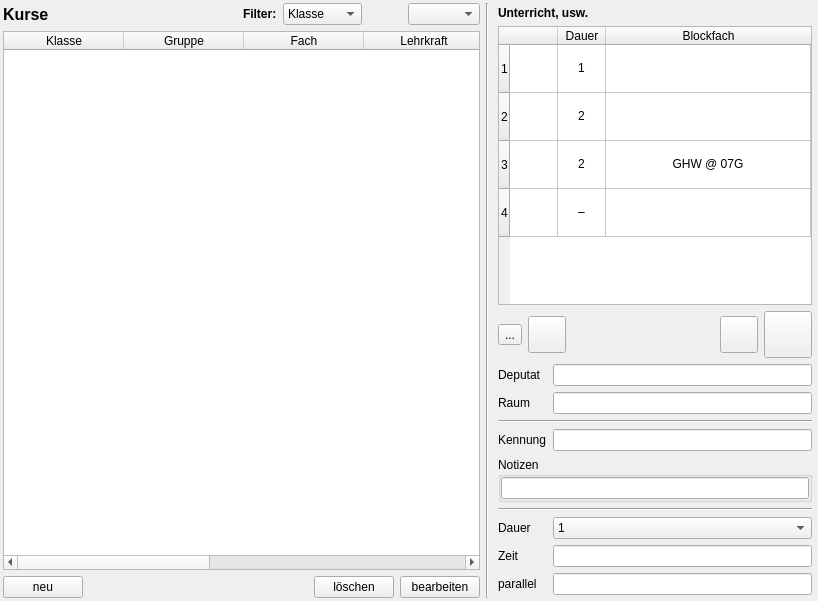
Old version of the form wz-data/ui/course_editor.ui in the repository gradgrind/WZ3.
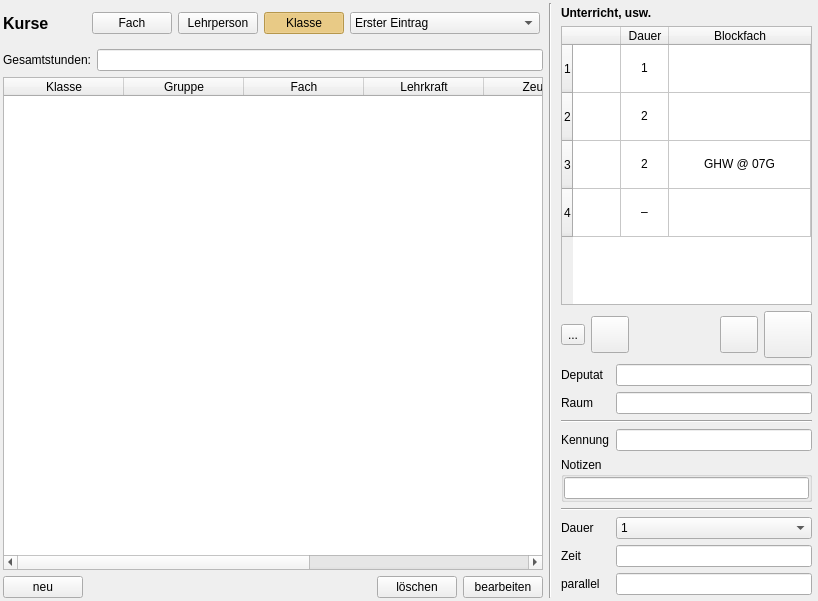
New version of the form. Icons and pictures are not drawn.

Commit message: Replace old course editor

Patch:
```diff
--- a/wz-data/ui/course_editor.ui
+++ b/wz-data/ui/course_editor.ui
@@ -38,7 +38,7 @@
    <item>
     <layout class="QVBoxLayout" name="verticalLayout_2">
      <item>
-      <layout class="QHBoxLayout" name="horizontalLayout" stretch="0,2,0,0,0,0">
+      <layout class="QHBoxLayout" name="horizontalLayout" stretch="0,1,0">
        <item>
         <widget class="QLabel" name="label">
          <property name="font">
@@ -59,58 +59,121 @@
          </property>
          <property name="sizeHint" stdset="0">
           <size>
-           <width>20</width>
+           <width>40</width>
            <height>20</height>
           </size>
          </property>
         </spacer>
        </item>
+       <item>
+        <widget class="QFrame" name="frame">
+         <property name="minimumSize">
+          <size>
+           <width>0</width>
+           <height>40</height>
+          </size>
+         </property>
+         <property name="toolTip">
+          <string>&lt;html&gt;&lt;head/&gt;&lt;body&gt;&lt;p&gt;Die Kurse können für eine Klasse, eine Person oder ein Fach betrachtet werden.&lt;/p&gt;&lt;p&gt;Klicke auf die entsprechende Schaltfläche, dann ist die weitere Wahl im Aufklappmenü möglich.&lt;/p&gt;&lt;p&gt;&lt;br/&gt;&lt;/p&gt;&lt;/body&gt;&lt;/html&gt;</string>
+         </property>
+         <property name="styleSheet">
+          <string notr="true">QPushButton:checked {background-color: #ffd36b;}</string>
+         </property>
+         <property name="frameShadow">
+          <enum>QFrame::Raised</enum>
+         </property>
+         <layout class="QHBoxLayout" name="horizontalLayout_4">
+          <property name="leftMargin">
+           <number>3</number>
+          </property>
+          <property name="topMargin">
+           <number>3</number>
+          </property>
+          <property name="rightMargin">
+           <number>3</number>
+          </property>
+          <property name="bottomMargin">
+           <number>3</number>
+          </property>
+          <item>
+           <widget class="QPushButton" name="pb_SUBJECT">
+            <property name="text">
+             <string>Fach</string>
+            </property>
+            <property name="checkable">
+             <bool>true</bool>
+            </property>
+            <attribute name="buttonGroup">
+             <string notr="true">buttonGroup</string>
+            </attribute>
+           </widget>
+          </item>
+          <item>
+           <widget class="QPushButton" name="pb_TEACHER">
+            <property name="text">
+             <string>Lehrperson</string>
+            </property>
+            <property name="checkable">
+             <bool>true</bool>
+            </property>
+            <attribute name="buttonGroup">
+             <string notr="true">buttonGroup</string>
+            </attribute>
+           </widget>
+          </item>
+          <item>
+           <widget class="QPushButton" name="pb_CLASS">
+            <property name="text">
+             <string>Klasse</string>
+            </property>
+            <property name="checkable">
+             <bool>true</bool>
+            </property>
+            <property name="checked">
+             <bool>true</bool>
+            </property>
+            <attribute name="buttonGroup">
+             <string notr="true">buttonGroup</string>
+            </attribute>
+           </widget>
+          </item>
+          <item>
+           <widget class="QComboBox" name="combo_class">
+            <property name="sizeAdjustPolicy">
+             <enum>QComboBox::AdjustToContents</enum>
+            </property>
+            <item>
+             <property name="text">
+              <string>Erster Eintrag</string>
+             </property>
+            </item>
+            <item>
+             <property name="text">
+              <string>Ein sehr ausführlicher Eintrag</string>
+             </property>
+            </item>
+           </widget>
+          </item>
+         </layout>
+        </widget>
+       </item>
+      </layout>
+     </item>
+     <item>
+      <layout class="QHBoxLayout" name="horizontalLayout_6">
        <item>
         <widget class="QLabel" name="label_2">
-         <property name="font">
-          <font>
-           <bold>true</bold>
-          </font>
-         </property>
          <property name="text">
-          <string>Filter:</string>
+          <string>Gesamtstunden:</string>
          </property>
         </widget>
        </item>
        <item>
-        <widget class="QComboBox" name="combo_filter">
-         <item>
-          <property name="text">
-           <string>Klasse</string>
-          </property>
-         </item>
-         <item>
-          <property name="text">
-           <string>Lehrkraft</string>
-          </property>
-         </item>
-         <item>
-          <property name="text">
-           <string>Fach</string>
-          </property>
-         </item>
-        </widget>
-       </item>
-       <item>
-        <spacer name="horizontalSpacer_2">
-         <property name="orientation">
-          <enum>Qt::Horizontal</enum>
+        <widget class="QLineEdit" name="total">
+         <property name="readOnly">
+          <bool>true</bool>
          </property>
-         <property name="sizeHint" stdset="0">
-          <size>
-           <width>40</width>
-           <height>20</height>
-          </size>
-         </property>
-        </spacer>
-       </item>
-       <item>
-        <widget class="QComboBox" name="combo_class"/>
+        </widget>
        </item>
       </layout>
      </item>
```
Left out of the diff: 5 changed lines with no effect on the pictures. The commit also changes 3 other files.
